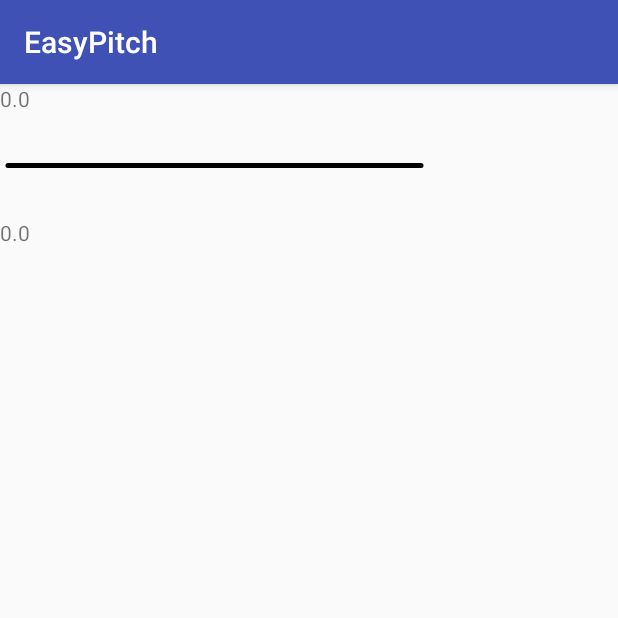
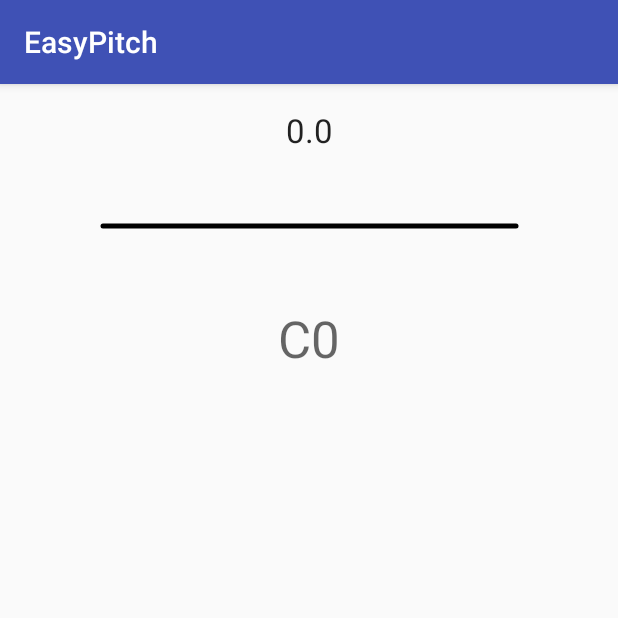
Before and after one commit to Dbajj/easy-pitch, an Android app: the screen it shows after launch (MainActivity), on a phone screen of 412 x 824 dp, the top half of it. Run offline under Robolectric (Android 15) with nearby library versions, the phone set to English and light mode, and no system bars; 10 statements that could not run were skipped.

Commit message:
- Update UI with note name and cleaner note value output

```diff
--- a/app/src/main/java/com/adiga/easypitch/pitch/PitchDetector.java
+++ b/app/src/main/java/com/adiga/easypitch/pitch/PitchDetector.java
@@ -12,7 +12,7 @@ import com.adiga.easypitch.io.MicrophoneIO;
 public class PitchDetector {
 
     public static final double CUTOFF = 0.75;
-    private static final int RUNNING_AVERAGE_SIZE = 64;
+    private static final int RUNNING_AVERAGE_SIZE = 32;
 
     private PitchCalculator mPitchCalculator;
     private MicrophoneIO mMicrophoneIO;
--- a/app/src/main/java/com/adiga/easypitch/pitch/ScaleData.java
+++ b/app/src/main/java/com/adiga/easypitch/pitch/ScaleData.java
@@ -14,7 +14,7 @@ public final class ScaleData {
     private static final double A4 = 440;
     public static final double NOTE_STEP = Math.pow(2,1/12.0);
     private static double[] frequencies = new double[12*9];
-    public static final NavigableMap<Double,String> NOTE_FREQUENCIES;
+    private static final NavigableMap<Double,String> NOTE_FREQUENCIES;
 
     static {
         NOTE_FREQUENCIES = generateFrequencies();
@@ -82,6 +82,10 @@ public final class ScaleData {
         return noteFrequencies;
     }
 
+    public static String getFrequencyNote(double frequency) {
+        return NOTE_FREQUENCIES.get(frequency);
+    }
+
     public static double getNoteFrequency(String note) {
 
         for(Map.Entry<Double,String> e : NOTE_FREQUENCIES.entrySet()) {
--- a/app/src/main/java/com/adiga/easypitch/ui/MainActivity.java
+++ b/app/src/main/java/com/adiga/easypitch/ui/MainActivity.java
@@ -2,25 +2,15 @@ package com.adiga.easypitch.ui;
 
 import android.Manifest;
 import android.animation.ObjectAnimator;
-import android.content.Intent;
 import android.content.pm.PackageManager;
 import android.os.Build;
 import android.os.Handler;
 import android.support.annotation.NonNull;
 import android.support.v4.app.ActivityCompat;
-import android.support.v4.app.FragmentManager;
-import android.support.v4.app.FragmentTransaction;
-import android.support.v4.app.LoaderManager;
-import android.support.v4.content.AsyncTaskLoader;
-import android.support.v4.content.ContextCompat;
-import android.support.v4.content.Loader;
 import android.support.v7.app.AppCompatActivity;
 import android.os.Bundle;
-import android.util.Log;
-import android.view.View;
 import android.widget.Button;
 import android.widget.TextView;
-import android.widget.Toast;
 import android.widget.Toast;
 
 import com.adiga.easypitch.R;
@@ -31,7 +21,6 @@ import com.adiga.easypitch.pitch.ScaleData;
 public class MainActivity extends AppCompatActivity {
 
     private static final int AUDIO_PERMISSION_REQUEST_CODE = 5;
-    TextView audioOutputTextID;
     Button responseButton;
     double mPitch;
     MicrophoneIO microphoneIO;
@@ -41,14 +30,15 @@ public class MainActivity extends AppCompatActivity {
     private PitchRunnable mPitchRunnable;
     private StringView mGuitarString;
 
-    private TextView instant_audio;
+    private TextView audioOutputNoteName;
+    private TextView audioOutputNoteValue;
 
     private float offset = 0;
 
     private ObjectAnimator animator;
 
 
-    private static final int PITCH_QUERY_DELAY = 10;
+    private static final int PITCH_QUERY_DELAY = 5;
 
 
     @Override
@@ -58,8 +48,8 @@ public class MainActivity extends AppCompatActivity {
 
         getPermissions();
 
-        audioOutputTextID = (TextView) findViewById(R.id.audio_sample);
-        instant_audio  = findViewById(R.id.instant_audio);
+        audioOutputNoteValue = findViewById(R.id.pitch_value);
+        audioOutputNoteName = findViewById(R.id.note_name);
 
         mGuitarString = findViewById(R.id.guitar_string);
 
@@ -108,7 +98,12 @@ public class MainActivity extends AppCompatActivity {
     }
 
     private void updatePitch() {
-        audioOutputTextID.setText(String.valueOf(mPitch));
+        audioOutputNoteValue.setText(String.format("%.1f",mPitch));
+        String noteName = ScaleData.getFrequencyNote(ScaleData.getClosestPitch(mPitch));
+
+        if(noteName != null) {
+            audioOutputNoteName.setText(noteName);
+        }
 
         offset = (float)ScaleData.getOffset(mPitch);
 
@@ -160,10 +155,6 @@ public class MainActivity extends AppCompatActivity {
         public void run() {
             pitchDetector.processPitch();
 
-            instant_audio.setText(String.valueOf(pitchDetector.instant_pitch));
-
-
-
             mPitch = pitchDetector.getCurrentPitch();
 
             updatePitch();
--- a/app/src/main/res/layout/activity_main.xml
+++ b/app/src/main/res/layout/activity_main.xml
@@ -6,36 +6,40 @@
     android:layout_height="match_parent"
     tools:context="com.adiga.easypitch.ui.MainActivity">
 
-    <LinearLayout
-        android:layout_width="match_parent"
-        android:layout_height="match_parent"
-        android:orientation="vertical"
-        tools:layout_editor_absoluteX="0dp"
-        tools:layout_editor_absoluteY="0dp">
-
     <TextView
-            android:id="@+id/audio_sample"
+        android:id="@+id/pitch_value"
         android:layout_width="wrap_content"
         android:layout_height="wrap_content"
-            android:text="Hello World"
-            app:layout_constraintBottom_toBottomOf="parent"
-            app:layout_constraintLeft_toLeftOf="parent"
-            app:layout_constraintRight_toRightOf="parent"
-            app:layout_constraintTop_toTopOf="parent" />
+        android:layout_marginTop="16dp"
+        app:layout_constraintEnd_toEndOf="parent"
+        app:layout_constraintStart_toStartOf="parent"
+        app:layout_constraintTop_toTopOf="parent"
+        tools:text="NoteValue"
+        android:textAppearance="@style/TextAppearance.AppCompat.Large"/>
 
     <com.adiga.easypitch.ui.StringView
         android:id="@+id/guitar_string"
         android:layout_width="286dp"
-            android:layout_height="70dp"
-            android:padding="5dp" />
+        android:layout_height="88dp"
+        android:layout_marginTop="5dp"
+        android:padding="5dp"
+        app:layout_constraintEnd_toEndOf="parent"
+        app:layout_constraintStart_toStartOf="parent"
+        app:layout_constraintTop_toBottomOf="@+id/pitch_value" />
 
     <TextView
-            android:id="@+id/instant_audio"
-            android:layout_width="match_parent"
+        android:id="@+id/note_name"
+        android:layout_width="wrap_content"
         android:layout_height="wrap_content"
-            android:text="TextView" />
+        android:layout_marginEnd="8dp"
+        android:layout_marginStart="8dp"
+        android:layout_marginTop="8dp"
+        android:textAppearance="@style/TextAppearance.AppCompat.Display1"
+        app:layout_constraintEnd_toEndOf="parent"
+        app:layout_constraintStart_toStartOf="parent"
+        app:layout_constraintTop_toBottomOf="@+id/guitar_string"
+        tools:text="NoteName" />
 
 
-    </LinearLayout>
 
 </android.support.constraint.ConstraintLayout>
```
Lines whose indentation alone changed are shown as unchanged.
